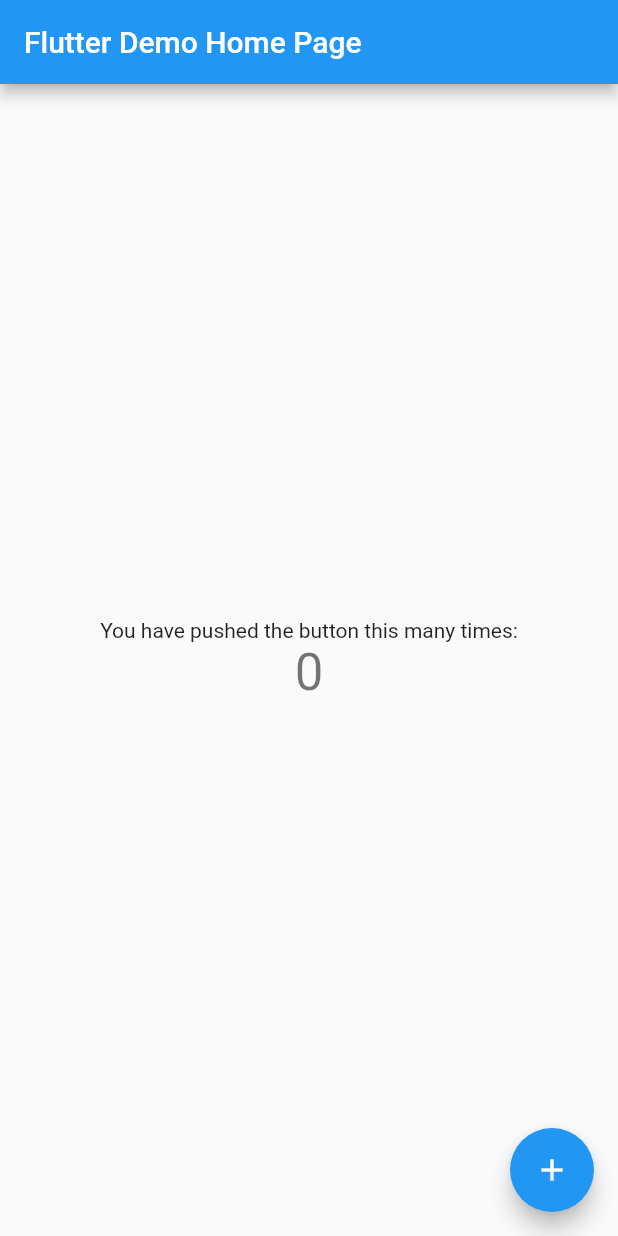
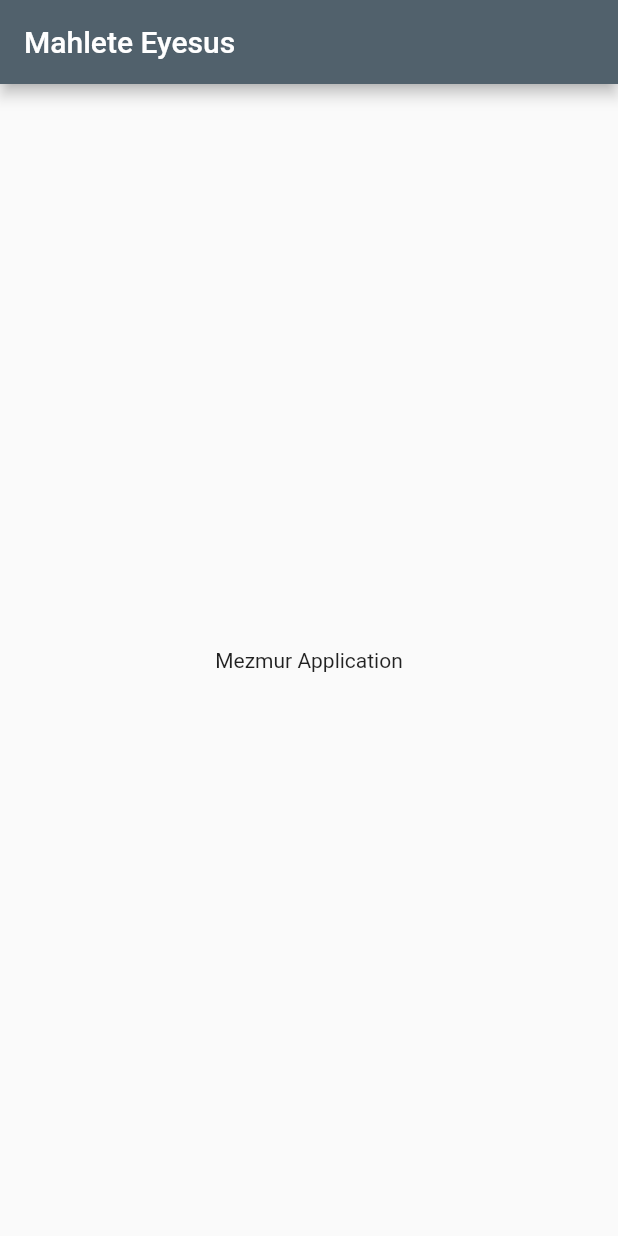
Before and after one commit to BeckiA/Mahlete_Eyesus, a Flutter app: the screen it shows after launch, on a phone screen of 412 x 824 dp. Run offline on Flutter 3.47's test engine with Material 2 defaults, Android fonts, the phone set to English and light mode, and no system bars.

Commit message:
Setting up the theme of Mahlete Eyesus

```diff
--- /dev/null
+++ b/lib/constants/colors.dart
@@ -0,0 +1,6 @@
+import 'package:flutter/material.dart';
+
+// Primary Color For Mahlete Eyesus Application
+const MEPrimaryColor = Color(0xFF0070BB);
+const MEAccentColor = Color(0xFF51616C);
+const MEBlackColor = Color(0xFF00080D);
--- a/lib/main.dart
+++ b/lib/main.dart
@@ -1,115 +1,10 @@
 import 'package:flutter/material.dart';
+import 'package:lyrics_app/Utils/theme.dart';
+import '../screens/singers.dart';
 
-void main() {
-  runApp(const MyApp());
-}
-
-class MyApp extends StatelessWidget {
-  const MyApp({super.key});
-
-  // This widget is the root of your application.
-  @override
-  Widget build(BuildContext context) {
-    return MaterialApp(
-      title: 'Flutter Demo',
-      theme: ThemeData(
-        // This is the theme of your application.
-        //
-        // Try running your application with "flutter run". You'll see the
-        // application has a blue toolbar. Then, without quitting the app, try
-        // changing the primarySwatch below to Colors.green and then invoke
-        // "hot reload" (press "r" in the console where you ran "flutter run",
-        // or simply save your changes to "hot reload" in a Flutter IDE).
-        // Notice that the counter didn't reset back to zero; the application
-        // is not restarted.
-        primarySwatch: Colors.blue,
-      ),
-      home: const MyHomePage(title: 'Flutter Demo Home Page'),
-    );
-  }
-}
-
-class MyHomePage extends StatefulWidget {
-  const MyHomePage({super.key, required this.title});
-
-  // This widget is the home page of your application. It is stateful, meaning
-  // that it has a State object (defined below) that contains fields that affect
-  // how it looks.
-
-  // This class is the configuration for the state. It holds the values (in this
-  // case the title) provided by the parent (in this case the App widget) and
-  // used by the build method of the State. Fields in a Widget subclass are
-  // always marked "final".
-
-  final String title;
-
-  @override
-  State<MyHomePage> createState() => _MyHomePageState();
-}
-
-class _MyHomePageState extends State<MyHomePage> {
-  int _counter = 0;
-
-  void _incrementCounter() {
-    setState(() {
-      // This call to setState tells the Flutter framework that something has
-      // changed in this State, which causes it to rerun the build method below
-      // so that the display can reflect the updated values. If we changed
-      // _counter without calling setState(), then the build method would not be
-      // called again, and so nothing would appear to happen.
-      _counter++;
-    });
-  }
-
-  @override
-  Widget build(BuildContext context) {
-    // This method is rerun every time setState is called, for instance as done
-    // by the _incrementCounter method above.
-    //
-    // The Flutter framework has been optimized to make rerunning build methods
-    // fast, so that you can just rebuild anything that needs updating rather
-    // than having to individually change instances of widgets.
-    return Scaffold(
-      appBar: AppBar(
-        // Here we take the value from the MyHomePage object that was created by
-        // the App.build method, and use it to set our appbar title.
-        title: Text(widget.title),
-      ),
-      body: Center(
-        // Center is a layout widget. It takes a single child and positions it
-        // in the middle of the parent.
-        child: Column(
-          // Column is also a layout widget. It takes a list of children and
-          // arranges them vertically. By default, it sizes itself to fit its
-          // children horizontally, and tries to be as tall as its parent.
-          //
-          // Invoke "debug painting" (press "p" in the console, choose the
-          // "Toggle Debug Paint" action from the Flutter Inspector in Android
-          // Studio, or the "Toggle Debug Paint" command in Visual Studio Code)
-          // to see the wireframe for each widget.
-          //
-          // Column has various properties to control how it sizes itself and
-          // how it positions its children. Here we use mainAxisAlignment to
-          // center the children vertically; the main axis here is the vertical
-          // axis because Columns are vertical (the cross axis would be
-          // horizontal).
-          mainAxisAlignment: MainAxisAlignment.center,
-          children: <Widget>[
-            const Text(
-              'You have pushed the button this many times:',
-            ),
-            Text(
-              '$_counter',
-              style: Theme.of(context).textTheme.headlineMedium,
-            ),
-          ],
-        ),
-      ),
-      floatingActionButton: FloatingActionButton(
-        onPressed: _incrementCounter,
-        tooltip: 'Increment',
-        child: const Icon(Icons.add),
-      ), // This trailing comma makes auto-formatting nicer for build methods.
-    );
-  }
-}
+void main() => runApp(MaterialApp(
+      title: 'ማህሌተ ኢየሱስ',
+      theme: METheme.lightTheme,
+      debugShowCheckedModeBanner: false,
+      home: SingersPage(),
+    ));
--- /dev/null
+++ b/lib/screens/singers.dart
@@ -0,0 +1,13 @@
+import 'package:flutter/material.dart';
+
+class SingersPage extends StatelessWidget {
+  @override
+  Widget build(BuildContext context) {
+    return Scaffold(
+      appBar: AppBar(title: const Text('Mahlete Eyesus')),
+      body: const Center(
+        child: Text('Mezmur Application'),
+      ),
+    );
+  }
+}
```
Also changed, not shown: lib/Utils/theme.dart (added, +13 -0 lines).
